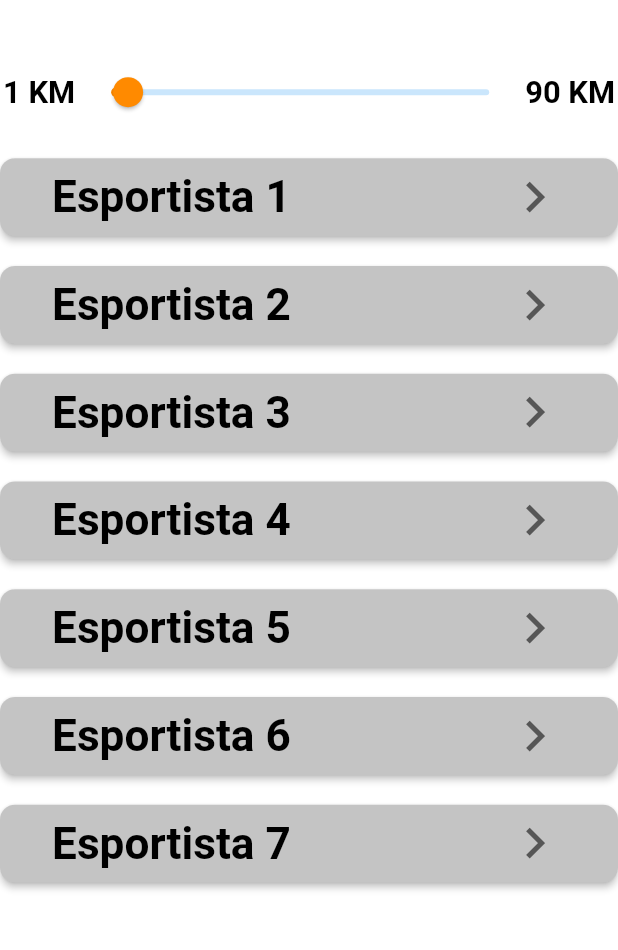
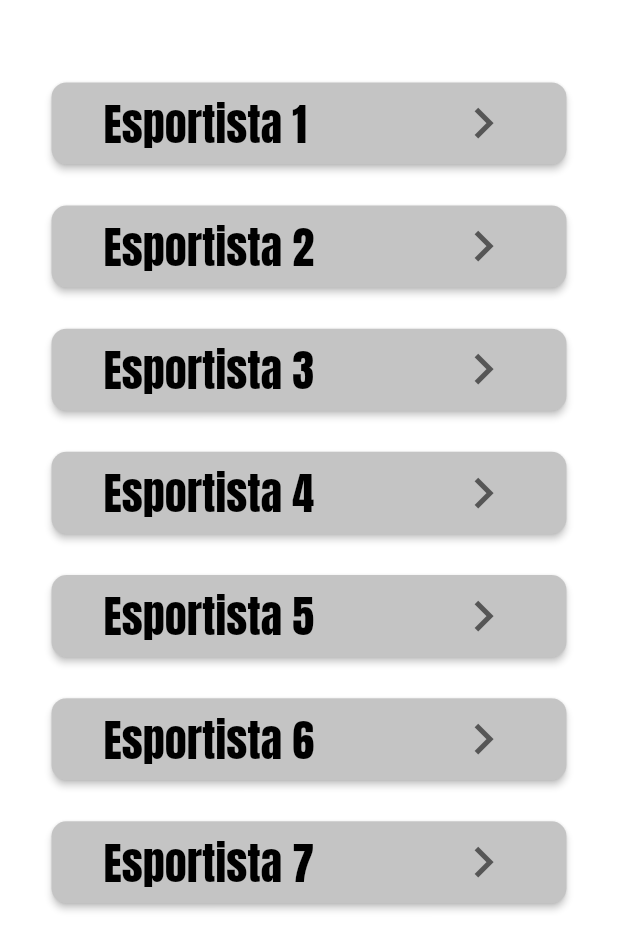
Before and after one commit to LucasNob/desce_pro_play_app, a Flutter app: the ListProfilesScreen screen opened by its route, on a phone screen of 412 x 824 dp. Shown: the top 950 px of the screen. Run offline on Flutter 3.47's test engine with Material 2 defaults, Android fonts, the phone set to English and light mode, and no system bars; our stand-ins replace cloud_firestore, firebase_auth, firebase_core, firebase_storage, geocoding, google_fonts and 1 more; accounts and stored records are empty.

Commit message:
Removed slider and minor design changes

```diff
--- a/lib/views/list_profiles_screen.dart
+++ b/lib/views/list_profiles_screen.dart
@@ -11,57 +11,20 @@ class ListProfilesScreen extends StatefulWidget {
 
 class _ListProfilesScreenState extends State<ListProfilesScreen> {
   double valueDistance = 5;
+
+  Padding buildTopPadding(double topPadding, Widget field) {
+    return Padding(
+      padding: EdgeInsets.only(top: topPadding),
+      child: field,
+    );
+  }
+
   @override
   Widget build(BuildContext context) {
     final mediaQuery = MediaQuery.of(context);
     final buttonFontSize = mediaQuery.size.width / 14;
-    final sliderFontSize = mediaQuery.size.width / 20;
+    final topAndBottomPadding = mediaQuery.size.height / 30;
     final _formKey = GlobalKey<FormState>();
-
-    final logo = Material(
-      color: Colors.transparent,
-      child: Image.asset(
-        "lib/resources/logoperfect.png",
-        height: mediaQuery.size.height / 10,
-        width: mediaQuery.size.width / 5,
-      ),
-    );
-
-    Widget buildSideLabel(double value) => Container(
-          child: Text(
-            value.round().toString() + ' KM',
-            style: GoogleFonts.roboto(
-                fontSize: sliderFontSize,
-                color: Colors.black,
-                fontWeight: FontWeight.bold),
-          ),
-        );
-
-    Widget buildSliderSideLabel() {
-      final double min = 1;
-      final double max = 90;
-
-      return Container(
-        margin: EdgeInsets.symmetric(horizontal: 2),
-        child: Row(
-          children: [
-            buildSideLabel(min),
-            Expanded(
-              child: Slider(
-                value: valueDistance,
-                min: min,
-                max: max,
-                activeColor: Color(0xffFF8A00),
-                label: valueDistance.round().toString(),
-                onChanged: (newValue) =>
-                    {setState(() => valueDistance = newValue)},
-              ),
-            ),
-            buildSideLabel(max),
-          ],
-        ),
-      );
-    }
 
     Widget profilesbutton(String locationName) {
       return ElevatedButton(
@@ -76,10 +39,8 @@ class _ListProfilesScreenState extends State<ListProfilesScreen> {
                 children: [
                   Text(
                     locationName,
-                    style: GoogleFonts.roboto(
-                        fontSize: buttonFontSize,
-                        color: Colors.black,
-                        fontWeight: FontWeight.bold),
+                    style: GoogleFonts.anton(
+                        fontSize: buttonFontSize, color: Colors.black),
                   ),
                   Icon(Icons.chevron_right_outlined,
                       size: mediaQuery.size.width / 10,
@@ -96,17 +57,26 @@ class _ListProfilesScreenState extends State<ListProfilesScreen> {
     }
 
     Widget registerContainer() {
-      return Column(
-        children: [
-          buildTopPadding(10, (buildSliderSideLabel())),
-          buildTopPadding(20, (profilesbutton("Esportista 1"))),
-          buildTopPadding(20, (profilesbutton("Esportista 2"))),
-          buildTopPadding(20, (profilesbutton("Esportista 3"))),
-          buildTopPadding(20, (profilesbutton("Esportista 4"))),
-          buildTopPadding(20, (profilesbutton("Esportista 5"))),
-          buildTopPadding(20, (profilesbutton("Esportista 6"))),
-          buildTopPadding(20, (profilesbutton("Esportista 7"))),
-        ],
+      return Container(
+        width: mediaQuery.size.width / 1.2,
+        child: Column(
+          children: [
+            buildTopPadding(
+                topAndBottomPadding, (profilesbutton("Esportista 1"))),
+            buildTopPadding(
+                topAndBottomPadding, (profilesbutton("Esportista 2"))),
+            buildTopPadding(
+                topAndBottomPadding, (profilesbutton("Esportista 3"))),
+            buildTopPadding(
+                topAndBottomPadding, (profilesbutton("Esportista 4"))),
+            buildTopPadding(
+                topAndBottomPadding, (profilesbutton("Esportista 5"))),
+            buildTopPadding(
+                topAndBottomPadding, (profilesbutton("Esportista 6"))),
+            buildTopPadding(
+                topAndBottomPadding, (profilesbutton("Esportista 7"))),
+          ],
+        ),
       );
     }
 
@@ -118,13 +88,9 @@ class _ListProfilesScreenState extends State<ListProfilesScreen> {
                 padding: EdgeInsets.only(
                     top: mediaQuery.size.height / 30,
                     bottom: mediaQuery.size.height / 30),
-                child: registerContainer())));
-  }
-
-  Padding buildTopPadding(double topPadding, Widget field) {
-    return Padding(
-      padding: EdgeInsets.only(top: topPadding),
-      child: field,
-    );
+                child: Row(
+                  mainAxisAlignment: MainAxisAlignment.center,
+                  children: [registerContainer()],
+                ))));
   }
 }
```
